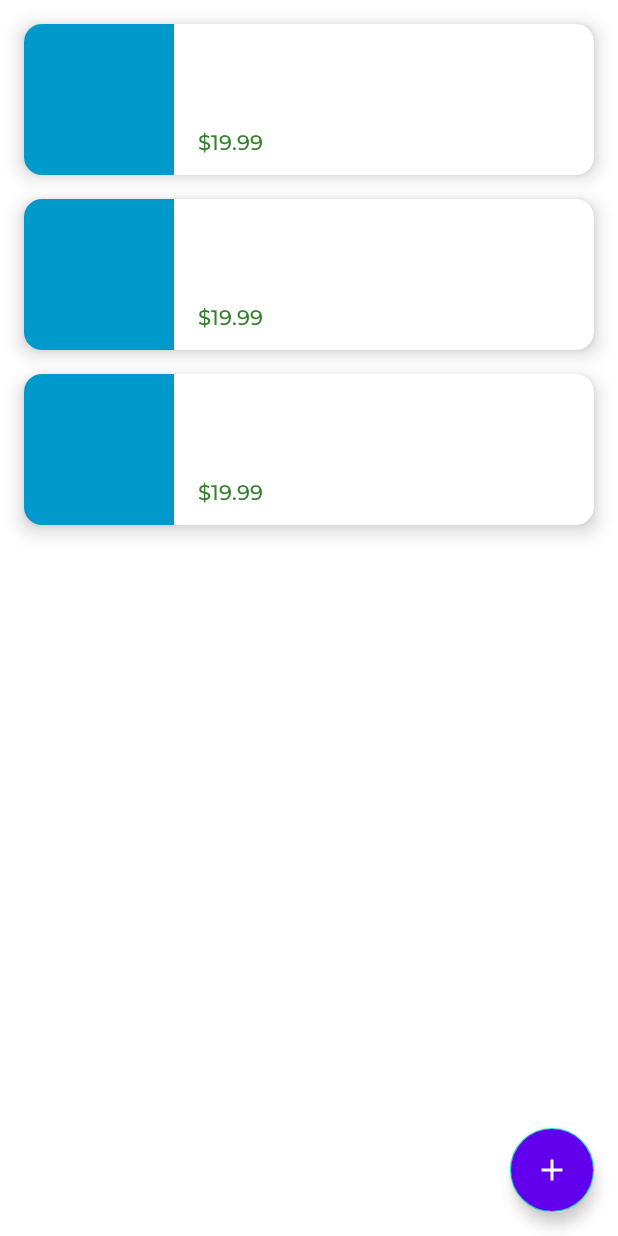
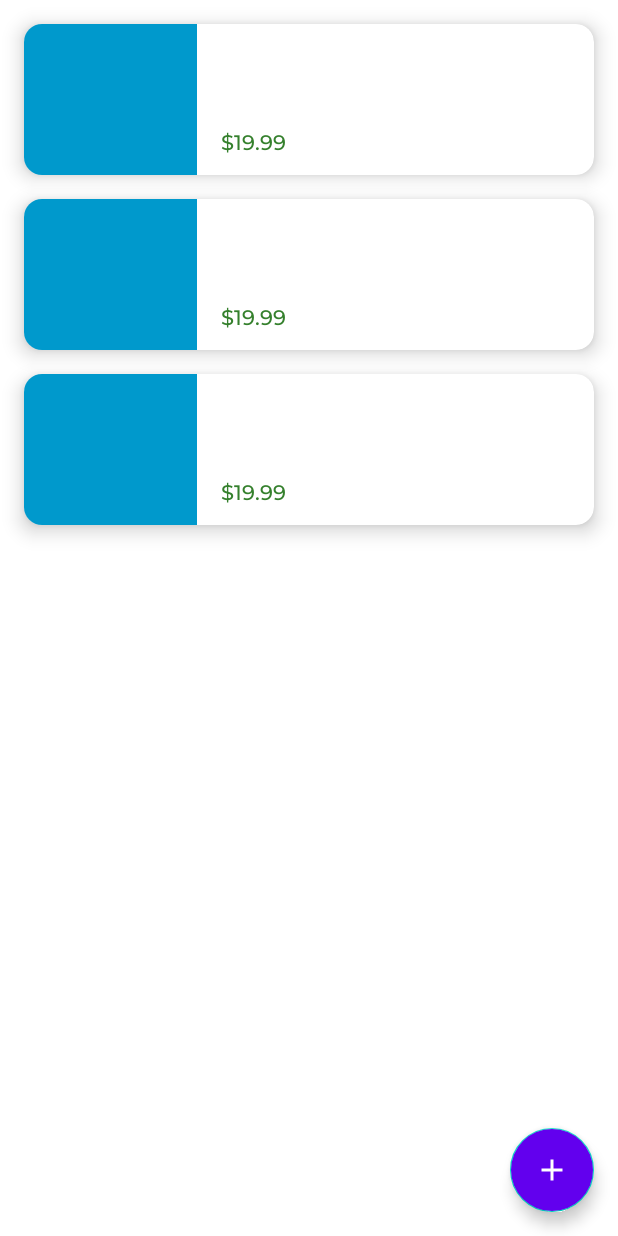
Before and after one commit to LuizSSampaio/orgs, an Android app: the layout activity_product_list.xml on its own in the app's theme, with its tools: preview values and no code run, on a phone screen of 412 x 824 dp. Run offline under Robolectric (Android 15) with nearby library versions, the phone set to English and light mode, and no system bars.

Commit message:
:rocket:style: Added guide line to the card image and value string refactored

```diff
--- a/app/src/main/java/com/example/orgs/ui/recyclerView/adapter/ProductListAdapter.kt
+++ b/app/src/main/java/com/example/orgs/ui/recyclerView/adapter/ProductListAdapter.kt
@@ -3,9 +3,7 @@ package com.example.orgs.ui.recyclerView.adapter
 import android.content.Context
 import android.view.LayoutInflater
 import android.view.ViewGroup
-import android.widget.TextView
 import androidx.recyclerview.widget.RecyclerView
-import com.example.orgs.R
 import com.example.orgs.databinding.ProductItemBinding
 import com.example.orgs.model.Products
 
@@ -21,14 +19,22 @@ class ProductListAdapter(
         private val itemPrice = binding.itemPrice
 
         fun link(product: Products) {
+            val price = "\$" + product.price.toPlainString()
+
             itemName.text = product.name
             itemContent.text = product.description
-            itemPrice.text = "\$${product.price.toPlainString()}"
+            itemPrice.text = price
         }
     }
 
     override fun onCreateViewHolder(parent: ViewGroup, viewType: Int): ViewHolder {
-        val binding = ProductItemBinding.inflate(LayoutInflater.from(context), parent, false)
+        val binding = ProductItemBinding
+            .inflate(
+                LayoutInflater.from(context),
+                parent,
+                false
+            )
+
         return ViewHolder(binding)
     }
 
--- a/app/src/main/res/layout/product_item.xml
+++ b/app/src/main/res/layout/product_item.xml
@@ -39,7 +39,8 @@
             app:layout_constraintEnd_toEndOf="@id/itemName"
             app:layout_constraintStart_toStartOf="@id/itemName"
             app:layout_constraintTop_toBottomOf="@id/itemName"
-            tools:text="@tools:sample/lorem/random" />
+            tools:text="@tools:sample/lorem/random"
+            tools:ignore="VisualLintLongText" />
 
         <TextView
             android:id="@+id/itemPrice"
@@ -55,15 +56,22 @@
             app:layout_constraintTop_toBottomOf="@id/itemContent"
             tools:text="$19.99" />
 
+        <androidx.constraintlayout.widget.Guideline
+            android:id="@+id/itemGuideLine"
+            android:layout_width="wrap_content"
+            android:layout_height="wrap_content"
+            android:orientation="vertical"
+            app:layout_constraintGuide_percent="0.30343008" />
+
         <ImageView
             android:id="@+id/itemImage"
-            android:layout_width="100dp"
+            android:layout_width="0dp"
             android:layout_height="0dp"
             android:importantForAccessibility="no"
             android:scaleType="centerCrop"
             android:src="@android:color/holo_blue_dark"
             app:layout_constraintBottom_toBottomOf="parent"
-            app:layout_constraintEnd_toStartOf="@id/itemName"
+            app:layout_constraintEnd_toStartOf="@id/itemGuideLine"
             app:layout_constraintStart_toStartOf="parent"
             app:layout_constraintTop_toTopOf="parent"
             tools:srcCompat="@tools:sample/backgrounds/scenic" />
```
